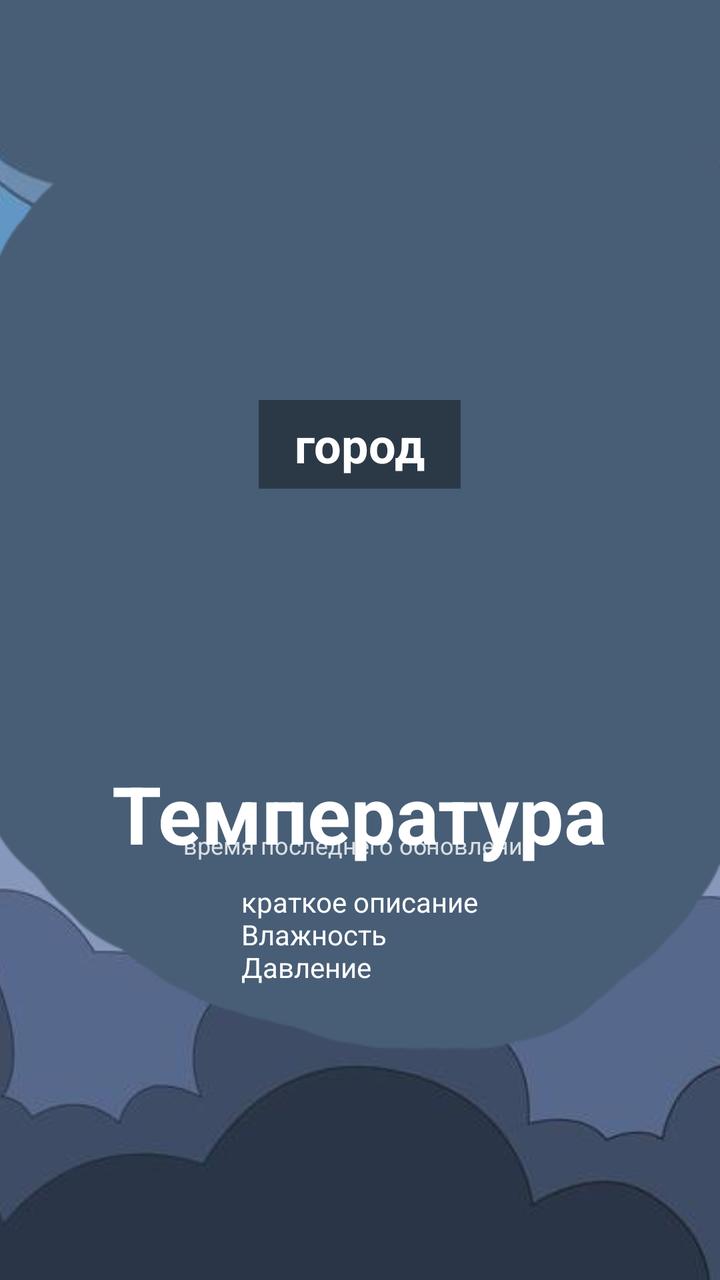
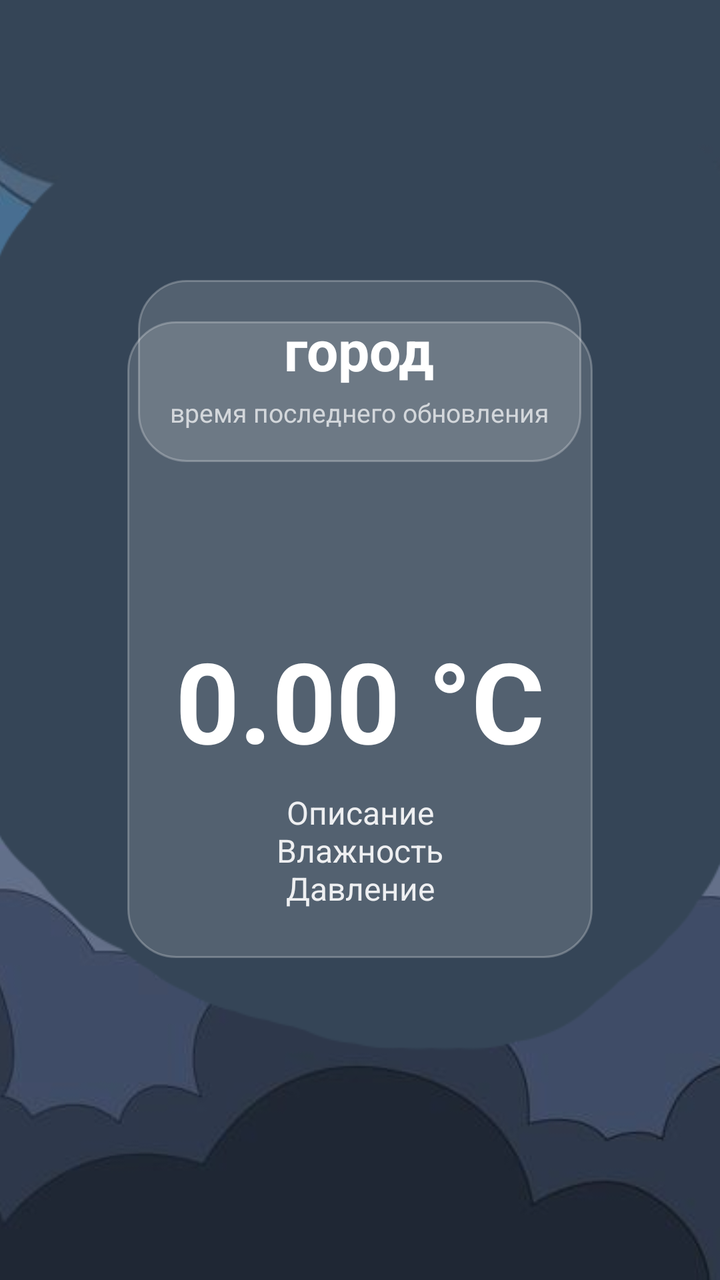

Screens rendered from an Android XML layout before and after an edit, with the pre-edit source and the edit as a unified diff.
<!-- AndroidManifest.xml: application theme Theme.PZ_18_Widget -->
<!-- res/layout/activity_main.xml -->
<?xml version="1.0" encoding="utf-8"?>
<RelativeLayout xmlns:android="http://schemas.android.com/apk/res/android"
    xmlns:tools="http://schemas.android.com/tools"
    android:layout_width="match_parent"
    android:layout_height="match_parent"
    tools:context=".MainActivity">

    <ImageView
        android:layout_width="match_parent"
        android:layout_height="match_parent"
        android:scaleType="centerCrop"
        android:src="@drawable/widget_bg"
        android:contentDescription="Фон" />

    <TextView
        android:id="@+id/city_field"
        android:text="город"
        android:textColor="#FFFFFF"
        android:textSize="24sp"
        android:textStyle="bold"
        android:onClick="setCity"
        android:background="#66000000"
        android:paddingStart="18dp"
        android:paddingEnd="18dp"
        android:paddingTop="6dp"
        android:paddingBottom="6dp"
        android:layout_width="wrap_content"
        android:layout_height="wrap_content"
        android:layout_alignParentTop="true"
        android:layout_centerHorizontal="true"
        android:layout_marginTop="200dp" />

    <TextView
        android:id="@+id/updated_field"
        android:text="время последнего обновления"
        android:textColor="#CCFFFFFF"
        android:textSize="12sp"
        android:layout_width="wrap_content"
        android:layout_height="wrap_content"
        android:layout_below="@+id/city_field"
        android:layout_marginTop="170dp"
        android:layout_centerHorizontal="true" />

    <ImageView
        android:id="@+id/weather_icon"
        android:layout_width="120dp"
        android:layout_height="120dp"
        android:layout_centerInParent="true"
        android:contentDescription="Иконка погоды" />

    <TextView
        android:id="@+id/current_temperature_field"
        android:text="Температура"
        android:textColor="#FFFFFF"
        android:textSize="40sp"
        android:textStyle="bold"
        android:layout_width="wrap_content"
        android:layout_height="wrap_content"
        android:layout_below="@+id/weather_icon"
        android:layout_centerHorizontal="true" />

    <TextView
        android:id="@+id/details_field"
        android:text="краткое описание\nВлажность\nДавление"
        android:textColor="#FFFFFF"
        android:textSize="14sp"
        android:layout_width="wrap_content"
        android:layout_height="wrap_content"
        android:layout_below="@+id/current_temperature_field"
        android:layout_centerHorizontal="true"
        android:layout_marginTop="8dp" />
</RelativeLayout>
<!-- resources referenced by this layout -->
<resources>
  <!-- drawable widget_bg: png bitmap (drawable-nodpi, 96134 bytes) -->
  <style name="Theme.PZ_18_Widget" parent="Theme.MaterialComponents.DayNight.DarkActionBar">
          
          <item name="colorPrimary">@color/purple_500</item>
          <item name="colorPrimaryVariant">@color/purple_700</item>
          <item name="colorOnPrimary">@color/white</item>
          
          <item name="colorSecondary">@color/teal_200</item>
          <item name="colorSecondaryVariant">@color/teal_700</item>
          <item name="colorOnSecondary">@color/black</item>
          
          <item name="android:statusBarColor">?attr/colorPrimaryVariant</item>
          
      </style>
  <color name="purple_500">#FF6200EE</color>
  <color name="purple_700">#FF3700B3</color>
  <color name="white">#FFFFFFFF</color>
  <color name="teal_200">#FF03DAC5</color>
  <color name="teal_700">#FF018786</color>
  <color name="black">#FF000000</color>
</resources>

<!-- the commit's change to res/layout/activity_main.xml (unified diff, before → after) -->
@@ -11,62 +11,72 @@
         android:scaleType="centerCrop"
         android:src="@drawable/widget_bg"
         android:contentDescription="Фон" />
-
-    <TextView
-        android:id="@+id/city_field"
-        android:text="город"
-        android:textColor="#FFFFFF"
-        android:textSize="24sp"
-        android:textStyle="bold"
-        android:onClick="setCity"
-        android:background="#66000000"
-        android:paddingStart="18dp"
-        android:paddingEnd="18dp"
-        android:paddingTop="6dp"
-        android:paddingBottom="6dp"
+    <View
+        android:layout_width="match_parent"
+        android:layout_height="match_parent"
+        android:background="#44000000" />
+    <LinearLayout
+        android:id="@+id/city_container"
         android:layout_width="wrap_content"
         android:layout_height="wrap_content"
         android:layout_alignParentTop="true"
         android:layout_centerHorizontal="true"
-        android:layout_marginTop="200dp" />
-
-    <TextView
-        android:id="@+id/updated_field"
-        android:text="время последнего обновления"
-        android:textColor="#CCFFFFFF"
-        android:textSize="12sp"
-        android:layout_width="wrap_content"
-        android:layout_height="wrap_content"
-        android:layout_below="@+id/city_field"
-        android:layout_marginTop="170dp"
-        android:layout_centerHorizontal="true" />
-
-    <ImageView
-        android:id="@+id/weather_icon"
-        android:layout_width="120dp"
-        android:layout_height="120dp"
-        android:layout_centerInParent="true"
-        android:contentDescription="Иконка погоды" />
-
-    <TextView
-        android:id="@+id/current_temperature_field"
-        android:text="Температура"
-        android:textColor="#FFFFFF"
-        android:textSize="40sp"
-        android:textStyle="bold"
-        android:layout_width="wrap_content"
-        android:layout_height="wrap_content"
-        android:layout_below="@+id/weather_icon"
-        android:layout_centerHorizontal="true" />
-
-    <TextView
-        android:id="@+id/details_field"
-        android:text="краткое описание\nВлажность\nДавление"
-        android:textColor="#FFFFFF"
-        android:textSize="14sp"
-        android:layout_width="wrap_content"
-        android:layout_height="wrap_content"
-        android:layout_below="@+id/current_temperature_field"
-        android:layout_centerHorizontal="true"
-        android:layout_marginTop="8dp" />
+        android:layout_marginTop="140dp"
+        android:orientation="vertical"
+        android:gravity="center"
+        android:background="@drawable/bg_card"
+        android:padding="16dp"
+        android:elevation="8dp">
+        <TextView
+            android:id="@+id/city_field"
+            android:text="город"
+            android:textColor="#FFFFFF"
+            android:textSize="28sp"
+            android:textStyle="bold"
+            android:onClick="setCity"
+            android:layout_width="wrap_content"
+            android:layout_height="wrap_content" />
+        <TextView
+            android:id="@+id/updated_field"
+            android:text="время последнего обновления"
+            android:textColor="#B3FFFFFF"
+            android:textSize="13sp"
+            android:layout_width="wrap_content"
+            android:layout_height="wrap_content"
+            android:layout_marginTop="4dp" />
+    </LinearLayout>
+    <LinearLayout
+    android:id="@+id/weather_center_container"
+    android:layout_width="wrap_content"
+    android:layout_height="wrap_content"
+    android:layout_centerInParent="true"
+    android:orientation="vertical"
+    android:gravity="center"
+    android:background="@drawable/bg_card"
+    android:padding="24dp"
+    android:elevation="8dp">
+        <ImageView
+            android:id="@+id/weather_icon"
+            android:layout_width="120dp"
+            android:layout_height="120dp"
+            android:contentDescription="Иконка погоды" />
+        <TextView
+            android:id="@+id/current_temperature_field"
+            android:text="0.00 °C"
+            android:textColor="#FFFFFF"
+            android:textSize="56sp"
+            android:textStyle="bold"
+            android:layout_width="wrap_content"
+            android:layout_height="wrap_content"
+            android:layout_marginTop="8dp" />
+        <TextView
+            android:id="@+id/details_field"
+            android:text="Описание\nВлажность\nДавление"
+            android:textColor="#E6FFFFFF"
+            android:textSize="16sp"
+            android:gravity="center"
+            android:layout_width="wrap_content"
+            android:layout_height="wrap_content"
+            android:layout_marginTop="8dp" />
+    </LinearLayout>
 </RelativeLayout>
<!-- resource entries referenced after the edit -->
@@ -1,5 +1,16 @@
 <!-- resources referenced by this layout -->
 <resources>
+  <!-- drawable bg_card (drawable) -->
+  <?xml version="1.0" encoding="utf-8"?>
+  <shape xmlns:android="http://schemas.android.com/apk/res/android"
+      android:shape="rectangle">
+      
+      <solid android:color="#26FFFFFF" />
+      <corners android:radius="24dp" />
+      <stroke
+          android:width="1dp"
+          android:color="#40FFFFFF" />
+  </shape>
   <!-- drawable widget_bg: png bitmap (drawable-nodpi, 96134 bytes) -->
   <style name="Theme.PZ_18_Widget" parent="Theme.MaterialComponents.DayNight.DarkActionBar">
           
